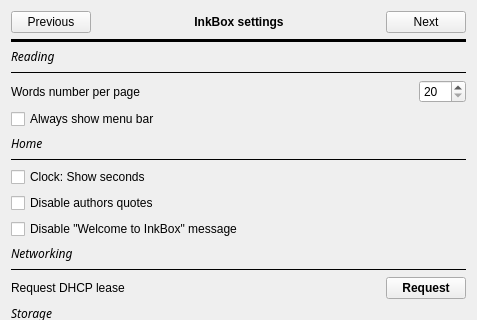
First picture: the form in settings.ui, repository Quill-OS/quill, before the edit; both pictures show x 0 to 477 and y 0 to 320 of the 477 by 603 pixel window.
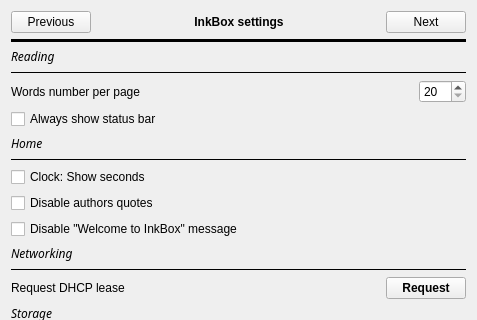
Second picture: the form after the edit.

Commit message: Change "Always show menu bar" to "Always show status bar" in Settings

What changed in the file:
```diff
--- a/settings.ui
+++ b/settings.ui
@@ -318,7 +318,7 @@
            <item row="3" column="0">
             <widget class="QCheckBox" name="menuBarCheckBox">
              <property name="text">
-              <string>Always show menu bar</string>
+              <string>Always show status bar</string>
              </property>
             </widget>
            </item>
```
